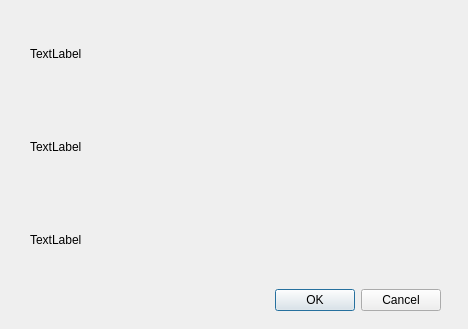
Above: about.ui from marksutton/EvoSim before the change. Below: the same form after it.
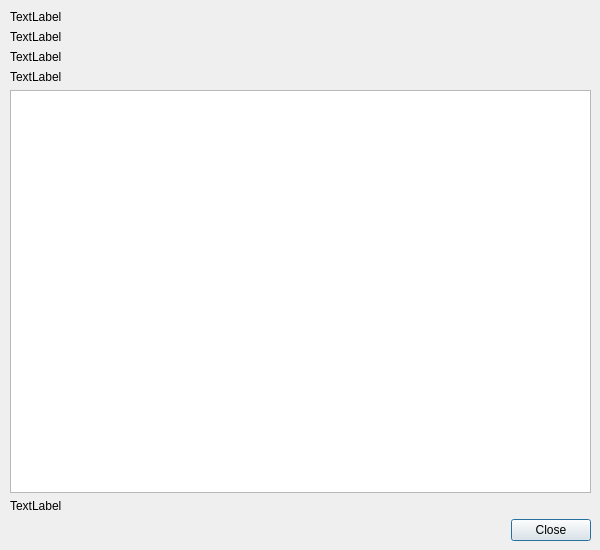
That is the form after the change.

Diff of the .ui file:
```diff
--- a/about.ui
+++ b/about.ui
@@ -6,8 +6,8 @@
    <rect>
     <x>0</x>
     <y>0</y>
-    <width>468</width>
-    <height>329</height>
+    <width>600</width>
+    <height>550</height>
    </rect>
   </property>
   <property name="windowTitle">
@@ -16,10 +16,10 @@
   <widget class="QWidget" name="layoutWidget">
    <property name="geometry">
     <rect>
-     <x>30</x>
+     <x>10</x>
      <y>10</y>
-     <width>411</width>
-     <height>301</height>
+     <width>581</width>
+     <height>531</height>
     </rect>
    </property>
    <layout class="QVBoxLayout" name="verticalLayout">
@@ -38,7 +38,37 @@
      </widget>
     </item>
     <item>
-     <widget class="QLabel" name="label">
+     <widget class="QLabel" name="textLabel_2">
+      <property name="text">
+       <string>TextLabel</string>
+      </property>
+     </widget>
+    </item>
+    <item>
+     <widget class="QLabel" name="textLabel_3">
+      <property name="text">
+       <string>TextLabel</string>
+      </property>
+     </widget>
+    </item>
+    <item>
+     <widget class="QTextBrowser" name="textBrowser">
+      <property name="cursor" stdset="0">
+       <cursorShape>ArrowCursor</cursorShape>
+      </property>
+      <property name="acceptDrops">
+       <bool>false</bool>
+      </property>
+      <property name="horizontalScrollBarPolicy">
+       <enum>Qt::ScrollBarAlwaysOff</enum>
+      </property>
+      <property name="overwriteMode">
+       <bool>false</bool>
+      </property>
+     </widget>
+    </item>
+    <item>
+     <widget class="QLabel" name="footer">
       <property name="text">
        <string>TextLabel</string>
       </property>
@@ -50,7 +80,7 @@
        <enum>Qt::Horizontal</enum>
       </property>
       <property name="standardButtons">
-       <set>QDialogButtonBox::Cancel|QDialogButtonBox::Ok</set>
+       <set>QDialogButtonBox::Close</set>
       </property>
      </widget>
     </item>
```
Left out of the diff: 4 changed lines with no effect on the pictures.
